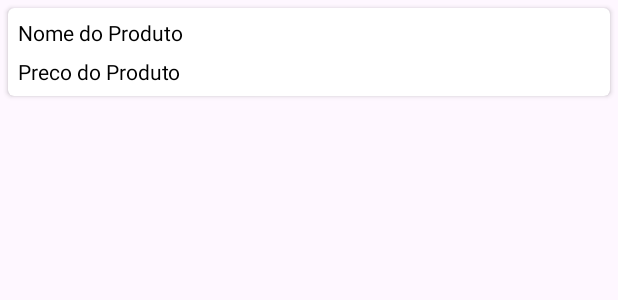
After one commit to Guilherm12122/Aplicativo-Start, an Android app: the layout produto_rv_item.xml on its own in the app's theme, with its tools: preview values and no code run, on a phone screen of 412 x 824 dp. The commit adds this screen. Shown: the top 300 px of the screen. Run offline under Robolectric (Android 15) with nearby library versions, the phone set to English and light mode, and no system bars.

Commit message:
consulta de produto pronta

```diff
--- /dev/null
+++ b/app/src/main/res/layout/produto_rv_item.xml
@@ -0,0 +1,47 @@
+<?xml version="1.0" encoding="utf-8"?>
+<androidx.cardview.widget.CardView
+    xmlns:android="http://schemas.android.com/apk/res/android"
+    xmlns:app="http://schemas.android.com/apk/res-auto"
+    android:layout_width="match_parent"
+    android:layout_height="wrap_content"
+    android:layout_margin="5dp"
+    android:elevation="8dp"
+    app:cardCornerRadius="4dp">
+
+    <LinearLayout
+        android:layout_width="match_parent"
+        android:layout_height="wrap_content"
+        android:layout_margin="3dp"
+        android:orientation="vertical">
+
+        <!--text view for our course name-->
+        <TextView
+            android:id="@+id/idProdutoNome"
+            android:layout_width="match_parent"
+            android:layout_height="wrap_content"
+            android:padding="3dp"
+            android:text="Nome do Produto"
+            android:textColor="@color/black" />
+
+        <LinearLayout
+            android:layout_width="match_parent"
+            android:layout_height="wrap_content"
+            android:orientation="horizontal"
+            android:weightSum="2">
+
+            <!--text view for our course tracks-->
+            <TextView
+                android:id="@+id/idProdutoPreco"
+                android:layout_width="0dp"
+                android:layout_height="wrap_content"
+                android:layout_weight="1"
+                android:padding="3dp"
+                android:text="Preco do Produto"
+                android:textColor="@color/black" />
+
+        </LinearLayout>
+
+
+    </LinearLayout>
+
+</androidx.cardview.widget.CardView>
```
Also changed, not shown: app/src/main/java/com/example/app_start/DB/DBHelper.java (+21 -0 lines), app/src/main/java/com/example/app_start/ui/produto/Operations/ConsultarProduto.java (+33 -2 lines), app/src/main/java/com/example/app_start/ui/produto/ProdutoRVAdapter.java (added, +60 -0 lines), app/src/main/java/com/example/app_start/ui/produto/model/ProdutoModel.java (added, +37 -0 lines), app/src/main/res/layout/activity_consultar_produto.xml (+8 -23 lines).
